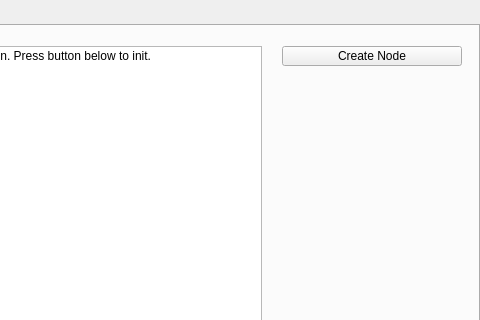
Before: the Qt Designer form gui/mainwindow.ui in heat1q/plant.io, drawn with Qt 5; both pictures show x 520 to 1000 and y 0 to 320 of the 1000 by 600 pixel window.
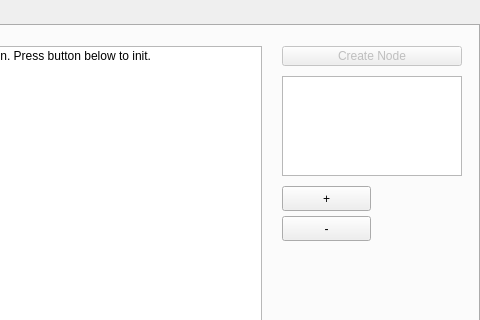
After: the same form once the commit is applied.

```diff
--- a/gui/mainwindow.ui
+++ b/gui/mainwindow.ui
@@ -175,6 +175,9 @@
       </property>
      </widget>
      <widget class="QPushButton" name="pushButton_create">
+      <property name="enabled">
+       <bool>false</bool>
+      </property>
       <property name="geometry">
        <rect>
         <x>800</x>
@@ -226,6 +229,42 @@
        <string>Trigger Network Search ?? FIX</string>
       </property>
      </widget>
+     <widget class="QPlainTextEdit" name="plainTextEdit_create">
+      <property name="geometry">
+       <rect>
+        <x>800</x>
+        <y>50</y>
+        <width>180</width>
+        <height>100</height>
+       </rect>
+      </property>
+     </widget>
+     <widget class="QPushButton" name="pushButton_zoomin">
+      <property name="geometry">
+       <rect>
+        <x>800</x>
+        <y>160</y>
+        <width>89</width>
+        <height>25</height>
+       </rect>
+      </property>
+      <property name="text">
+       <string>+</string>
+      </property>
+     </widget>
+     <widget class="QPushButton" name="pushButton_zoomout">
+      <property name="geometry">
+       <rect>
+        <x>800</x>
+        <y>190</y>
+        <width>89</width>
+        <height>25</height>
+       </rect>
+      </property>
+      <property name="text">
+       <string>-</string>
+      </property>
+     </widget>
     </widget>
     <widget class="QWidget" name="tab2">
      <attribute name="title">
```
